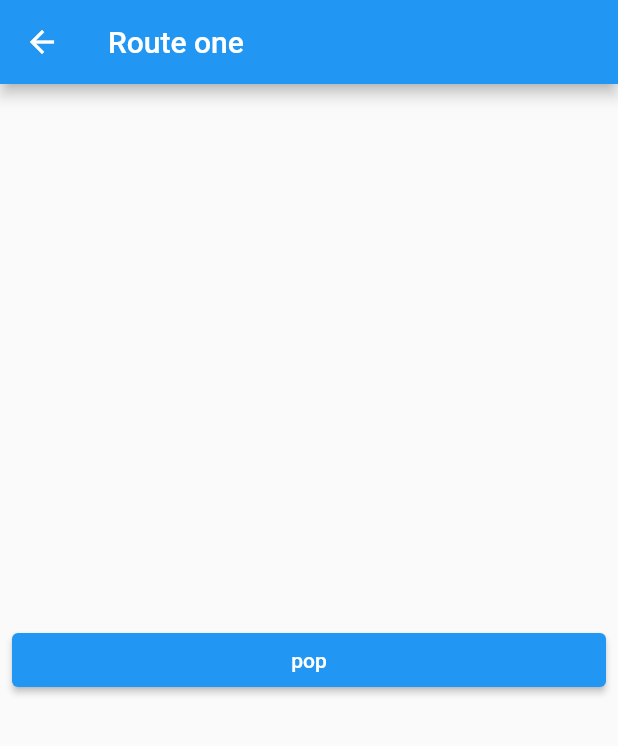
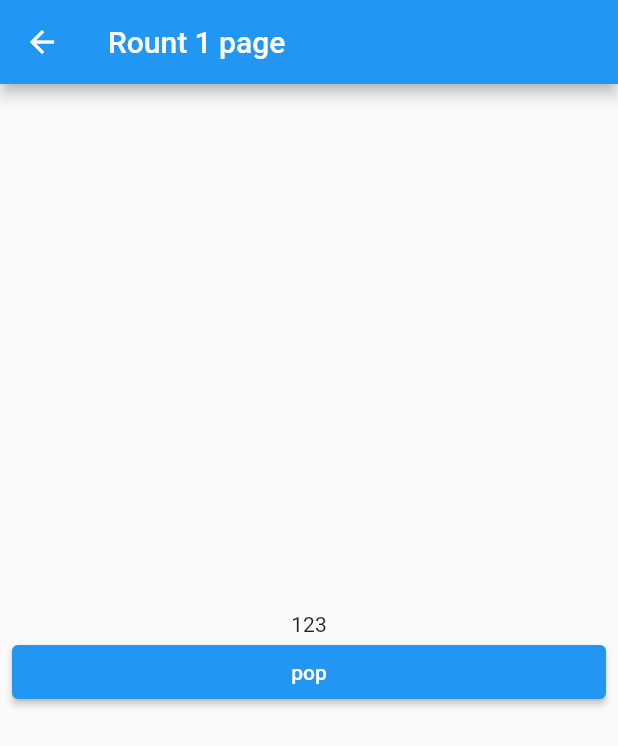
Before and after one commit to janepark423/navi_flutter, a Flutter app: the screen it shows after launch, after a tap on "push", on a phone screen of 412 x 824 dp. Shown: the top 746 px of the screen. Run offline on Flutter 3.47's test engine with Material 2 defaults, Android fonts, the phone set to English and light mode, and no system bars.

```diff
--- /dev/null
+++ b/lib/layout/main_layout.dart
@@ -0,0 +1,26 @@
+import 'package:flutter/material.dart';
+import 'package:navi_codefactory/screen/route_one_screen.dart';
+
+class MainLayout extends StatelessWidget {
+  final String title;
+  final List<Widget> children;
+
+  MainLayout({required this.title, required this.children, Key? key}) : super(key: key);
+
+  @override
+  Widget build(BuildContext context) {
+    return Scaffold(
+      appBar: AppBar(
+        title: Text(title),
+      ),
+      body: Padding(
+        padding: EdgeInsets.symmetric(horizontal: 8.0),
+        child: Column(
+          crossAxisAlignment: CrossAxisAlignment.stretch,
+          mainAxisAlignment: MainAxisAlignment.center,
+          children: children,
+        ),
+      ),
+    );
+  }
+}
--- a/lib/screen/home_screen.dart
+++ b/lib/screen/home_screen.dart
@@ -1,4 +1,5 @@
 import 'package:flutter/material.dart';
+import 'package:navi_codefactory/layout/main_layout.dart';
 import 'package:navi_codefactory/screen/route_one_screen.dart';
 
 class HomeScreen extends StatelessWidget {
@@ -6,29 +7,23 @@ class HomeScreen extends StatelessWidget {
 
   @override
   Widget build(BuildContext context) {
-    return Scaffold(
-      appBar: AppBar(
-        title: Text('home screen'),
-      ),
-      body: Padding(
-        padding: EdgeInsets.symmetric(horizontal: 8.0),
-        child: Column(
-          crossAxisAlignment: CrossAxisAlignment.stretch,
-          mainAxisAlignment: MainAxisAlignment.center,
+    return MainLayout(
+      title: 'Home Screen..',
       children: [
         ElevatedButton(
-              onPressed: () {
-                Navigator.of(context).push(
+          onPressed: () async {
+            final result = await Navigator.of(context).push(
               MaterialPageRoute(
-                    builder: (BuildContext context) => RouteOneScreen(),
+                builder: (BuildContext context) => RouteOneScreen(
+                  number: 123,
+                ),
               ),
             );
+            print(result);
           },
           child: Text('push'),
         ),
       ],
-        ),
-      ),
     );
   }
 }
--- a/lib/screen/route_one_screen.dart
+++ b/lib/screen/route_one_screen.dart
@@ -1,26 +1,27 @@
 import 'package:flutter/material.dart';
+import 'package:navi_codefactory/layout/main_layout.dart';
 
 class RouteOneScreen extends StatelessWidget {
-  const RouteOneScreen({Key? key}) : super(key: key);
+  final int number;
+
+  const RouteOneScreen({required this.number, Key? key}) : super(key: key);
 
   @override
   Widget build(BuildContext context) {
-    return Scaffold(
-      appBar: AppBar(
-        title: Text('Route one'),
-      ),
-      body: Padding(
-        padding: const EdgeInsets.symmetric(horizontal: 8.0),
-        child: Column(
-          mainAxisAlignment: MainAxisAlignment.center,
-          crossAxisAlignment: CrossAxisAlignment.stretch,
-          children: [
-            ElevatedButton(onPressed: (){
-              Navigator.of(context).pop;
-            }, child: Text('pop'),),
-          ],
+    return MainLayout(
+      title: 'Rount 1 page',
+      children: [
+        Text(
+          number.toString(),
+          textAlign: TextAlign.center,
         ),
-      ),
+        ElevatedButton(
+          onPressed: () {
+            Navigator.of(context).pop(456);
+          },
+          child: Text('pop'),
+        ),
+      ],
     );
   }
 }
```
Lines whose indentation alone changed are shown as unchanged.
